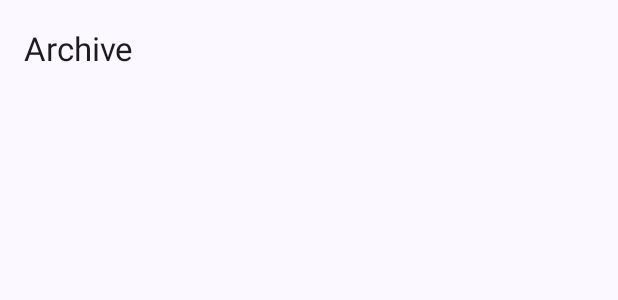
After one commit to eipna/MindBin, an Android app: the layout activity_archive.xml on its own in the app's theme, with its tools: preview values and no code run, on a phone screen of 412 x 824 dp. The commit adds this screen. Shown: the top 300 px of the screen. Run offline under Robolectric (Android 15) with nearby library versions, the phone set to English and light mode, and no system bars.

Commit message:
Added bare boned pages for folders, archive and trash

```diff
--- a/app/src/main/java/com/eipna/mindbin/ui/activities/MainActivity.java
+++ b/app/src/main/java/com/eipna/mindbin/ui/activities/MainActivity.java
@@ -73,6 +73,9 @@ public class MainActivity extends AppCompatActivity implements NoteListener {
     public boolean onOptionsItemSelected(@NonNull MenuItem item) {
         if (item.getItemId() == R.id.settings) startActivity(new Intent(getApplicationContext(), SettingsActivity.class));
         if (item.getItemId() == R.id.about) startActivity(new Intent(getApplicationContext(), AboutActivity.class));
+        if (item.getItemId() == R.id.folder) startActivity(new Intent(getApplicationContext(), FolderActivity.class));
+        if (item.getItemId() == R.id.archive) startActivity(new Intent(getApplicationContext(), ArchiveActivity.class));
+        if (item.getItemId() == R.id.trash) startActivity(new Intent(getApplicationContext(), TrashActivity.class));
         return true;
     }
 
--- /dev/null
+++ b/app/src/main/res/layout/activity_archive.xml
@@ -0,0 +1,30 @@
+<?xml version="1.0" encoding="utf-8"?>
+<androidx.coordinatorlayout.widget.CoordinatorLayout
+    xmlns:android="http://schemas.android.com/apk/res/android"
+    xmlns:app="http://schemas.android.com/apk/res-auto"
+    xmlns:tools="http://schemas.android.com/tools"
+    android:layout_width="match_parent"
+    android:layout_height="match_parent"
+    tools:context=".ui.activities.ArchiveActivity">
+
+    <com.google.android.material.appbar.AppBarLayout
+        android:id="@+id/app_bar"
+        app:liftOnScroll="true"
+        android:fitsSystemWindows="true"
+        android:layout_width="match_parent"
+        android:layout_height="wrap_content">
+
+       <com.google.android.material.appbar.MaterialToolbar
+           android:id="@+id/toolbar"
+           app:title="@string/toolbar_archive"
+           app:titleTextColor="?attr/colorOnSurface"
+           android:layout_width="match_parent"
+           android:layout_height="wrap_content"/>
+    </com.google.android.material.appbar.AppBarLayout>
+
+    <androidx.recyclerview.widget.RecyclerView
+        android:id="@+id/note_list"
+        app:layout_behavior="@string/appbar_scrolling_view_behavior"
+        android:layout_width="match_parent"
+        android:layout_height="match_parent"/>
+</androidx.coordinatorlayout.widget.CoordinatorLayout>
--- a/app/src/main/res/values/strings.xml
+++ b/app/src/main/res/values/strings.xml
@@ -4,6 +4,9 @@
     <string name="toolbar_main">All Notes</string>
     <string name="toolbar_settings">Settings</string>
     <string name="toolbar_about">About</string>
+    <string name="toolbar_archive">Archive</string>
+    <string name="toolbar_trash">Trash</string>
+    <string name="toolbar_folder">Folders</string>
 
     <string name="input_hint_note_title">Your title goes here</string>
     <string name="input_hint_note_content">Jot something down here…</string>
```
Also changed, not shown: app/src/main/AndroidManifest.xml (+13 -1 lines), app/src/main/java/com/eipna/mindbin/ui/activities/ArchiveActivity.java (added, +38 -0 lines), app/src/main/java/com/eipna/mindbin/ui/activities/FolderActivity.java (added, +38 -0 lines), app/src/main/java/com/eipna/mindbin/ui/activities/TrashActivity.java (added, +38 -0 lines), app/src/main/res/layout/activity_folder.xml (added, +30 -0 lines), app/src/main/res/layout/activity_trash.xml (added, +30 -0 lines).
